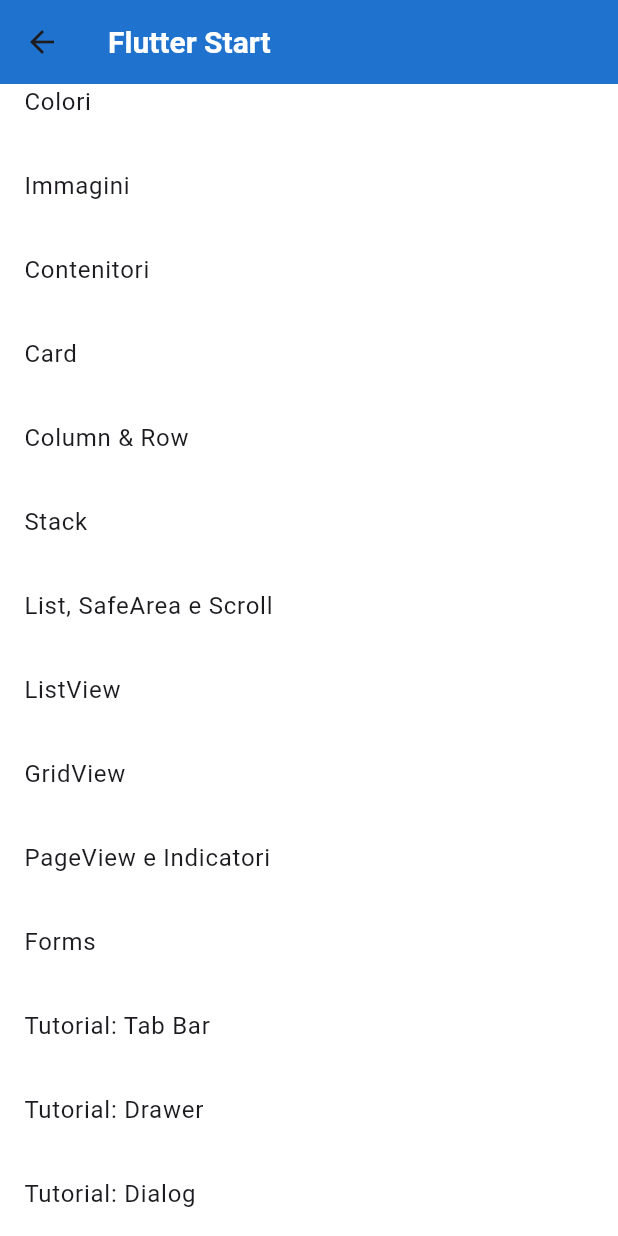
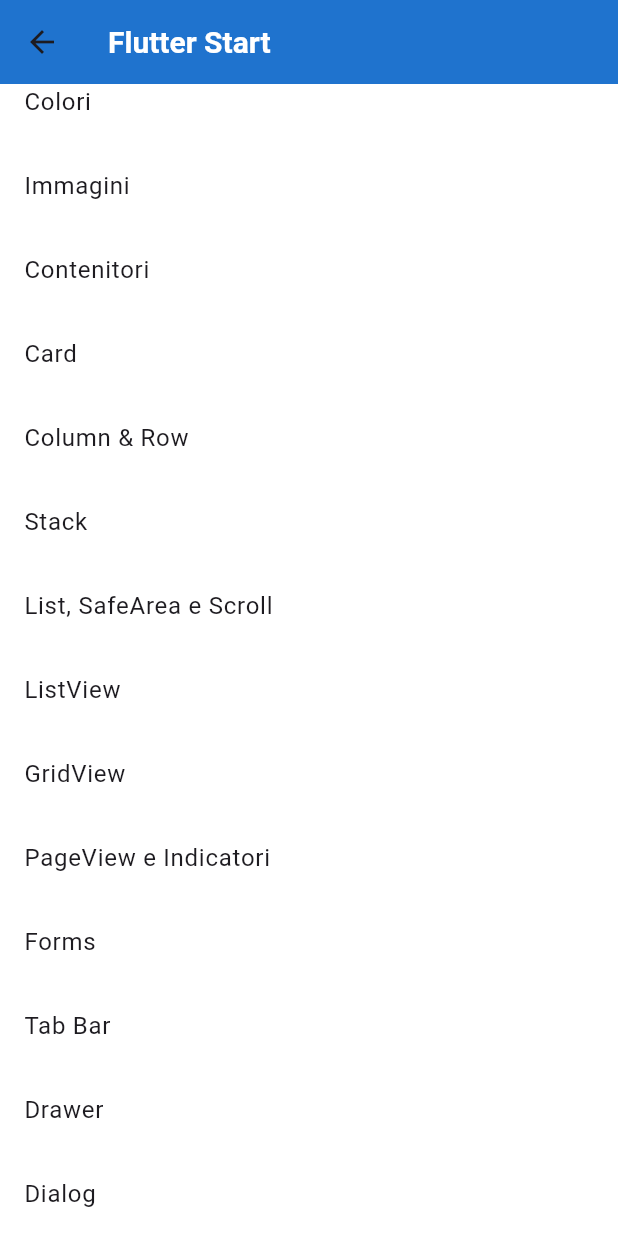
Before and after one commit to TheDollMaster98/flutter_tutorial, a Flutter app: the FlutterStartPage screen opened by its route, scrolled down 352 dp, on a phone screen of 412 x 824 dp. Run offline on Flutter 3.47's test engine with Material 3 defaults, Android fonts, the phone set to English and light mode, and no system bars; missing offline and left inert: intro_flutter_0.

Commit message:
Tolta la parola tutorial

```diff
--- a/lib/intro_pages/flutter_start.dart
+++ b/lib/intro_pages/flutter_start.dart
@@ -117,19 +117,19 @@ class FlutterStartPage extends StatelessWidget {
             },
           ),
           ListTile(
-            title: const Text('Tutorial: Tab Bar'),
+            title: const Text('Tab Bar'),
             onTap: () {
               Navigator.pushNamed(context, '/flutter_start_tutorial_tabbar');
             },
           ),
           ListTile(
-            title: const Text('Tutorial: Drawer'),
+            title: const Text('Drawer'),
             onTap: () {
               Navigator.pushNamed(context, '/flutter_start_tutorial_drawer');
             },
           ),
           ListTile(
-            title: const Text('Tutorial: Dialog'),
+            title: const Text('Dialog'),
             onTap: () {
               Navigator.pushNamed(context, '/flutter_start_tutorial_dialog');
             },
```
